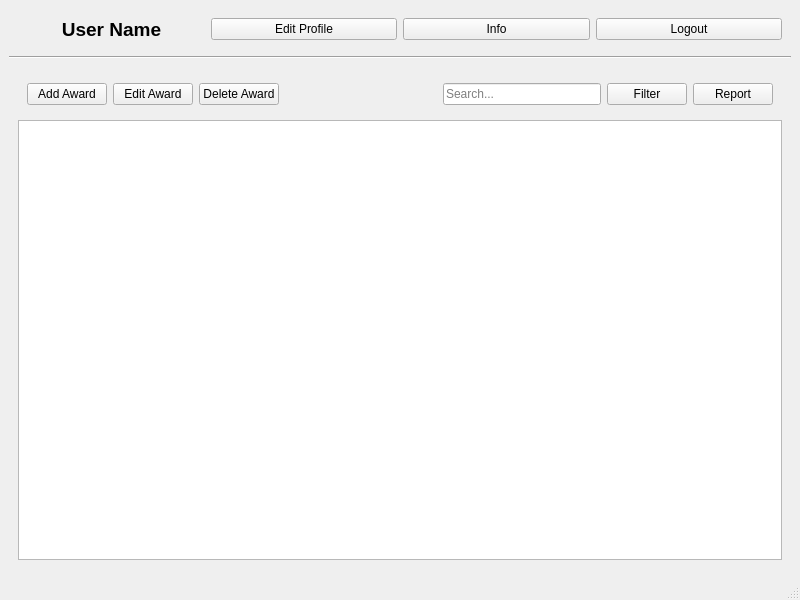
Before: the Qt Designer form mainwindow.ui in rinatyafarov/AthleteAwardsTracker, drawn with Qt 5.
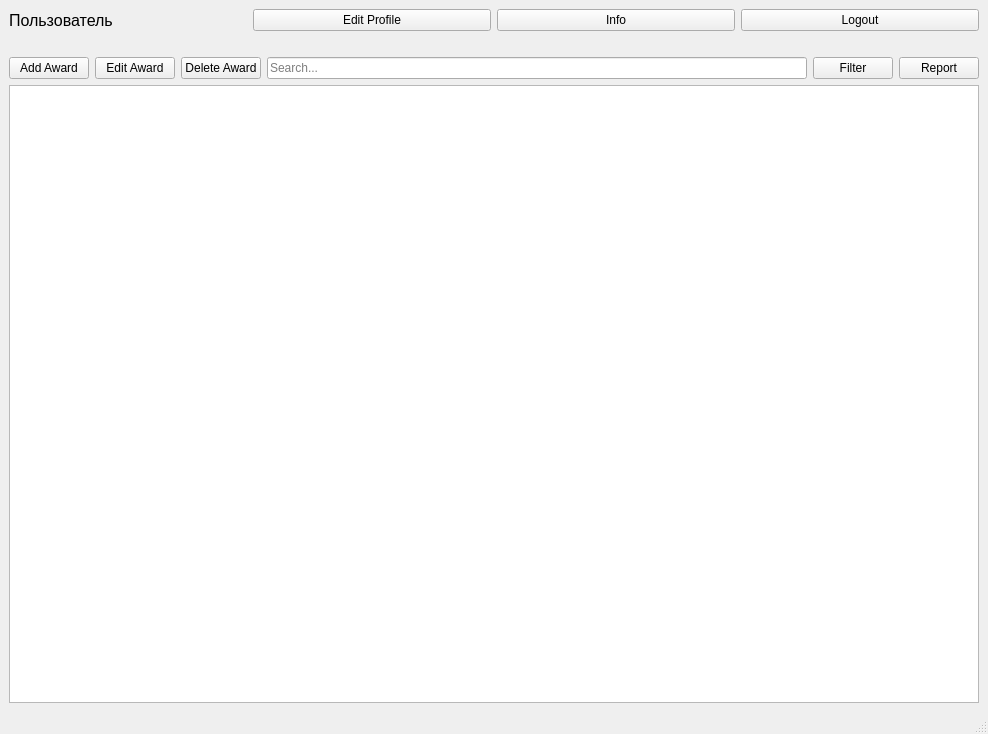
After: the same form once the commit is applied.

What changed in the file:
```diff
--- a/mainwindow.ui
+++ b/mainwindow.ui
@@ -6,8 +6,8 @@
    <rect>
     <x>0</x>
     <y>0</y>
-    <width>800</width>
-    <height>600</height>
+    <width>988</width>
+    <height>734</height>
    </rect>
   </property>
   <property name="windowTitle">
@@ -16,27 +16,16 @@
   <widget class="QWidget" name="centralwidget">
    <layout class="QVBoxLayout" name="verticalLayout_2">
     <item>
-     <widget class="QWidget" name="userWidget" native="true">
-      <property name="sizePolicy">
-       <sizepolicy hsizetype="Preferred" vsizetype="Maximum">
-        <horstretch>0</horstretch>
-        <verstretch>0</verstretch>
-       </sizepolicy>
-      </property>
-      <layout class="QHBoxLayout" name="horizontalLayout_2">
+     <layout class="QHBoxLayout" name="horizontalLayout">
        <item>
         <widget class="QLabel" name="userNameLabel">
          <property name="font">
           <font>
-           <pointsize>14</pointsize>
-           <bold>true</bold>
+          <pointsize>12</pointsize>
           </font>
          </property>
          <property name="text">
-          <string>User Name</string>
-         </property>
-         <property name="alignment">
-          <set>Qt::AlignCenter</set>
+         <string>Пользователь</string>
          </property>
         </widget>
        </item>
@@ -62,41 +51,6 @@
         </widget>
        </item>
       </layout>
-     </widget>
-    </item>
-    <item>
-     <widget class="Line" name="line">
-      <property name="orientation">
-       <enum>Qt::Horizontal</enum>
-      </property>
-     </widget>
-    </item>
-    <item>
-     <widget class="QWidget" name="awardsWidget" native="true">
-      <layout class="QVBoxLayout" name="verticalLayout_3">
-       <item>
-        <widget class="QWidget" name="buttonsWidget" native="true">
-         <layout class="QHBoxLayout" name="horizontalLayout">
-          <item>
-           <widget class="QPushButton" name="addAwardButton">
-            <property name="text">
-             <string>Add Award</string>
-            </property>
-           </widget>
-          </item>
-          <item>
-           <widget class="QPushButton" name="editAwardButton">
-            <property name="text">
-             <string>Edit Award</string>
-            </property>
-           </widget>
-          </item>
-          <item>
-           <widget class="QPushButton" name="deleteAwardButton">
-            <property name="text">
-             <string>Delete Award</string>
-            </property>
-           </widget>
           </item>
           <item>
            <spacer name="horizontalSpacer">
@@ -112,6 +66,29 @@
            </spacer>
           </item>
           <item>
+     <layout class="QHBoxLayout" name="horizontalLayout_2">
+      <item>
+       <widget class="QPushButton" name="addAwardButton">
+        <property name="text">
+         <string>Add Award</string>
+        </property>
+       </widget>
+      </item>
+      <item>
+       <widget class="QPushButton" name="editAwardButton">
+        <property name="text">
+         <string>Edit Award</string>
+        </property>
+       </widget>
+      </item>
+      <item>
+       <widget class="QPushButton" name="deleteAwardButton">
+        <property name="text">
+         <string>Delete Award</string>
+        </property>
+       </widget>
+      </item>
+      <item>
            <widget class="QLineEdit" name="searchLineEdit">
             <property name="placeholderText">
              <string>Search...</string>
@@ -133,13 +110,9 @@
            </widget>
           </item>
          </layout>
-        </widget>
        </item>
        <item>
-        <widget class="QListWidget" name="awardsListWidget"/>
-       </item>
-      </layout>
-     </widget>
+     <widget class="QTableView" name="awardsTableView"/>
     </item>
    </layout>
   </widget>
```
Left out of the diff: 4 changed lines with no effect on the pictures. Lines whose indentation alone changed are shown as unchanged.
